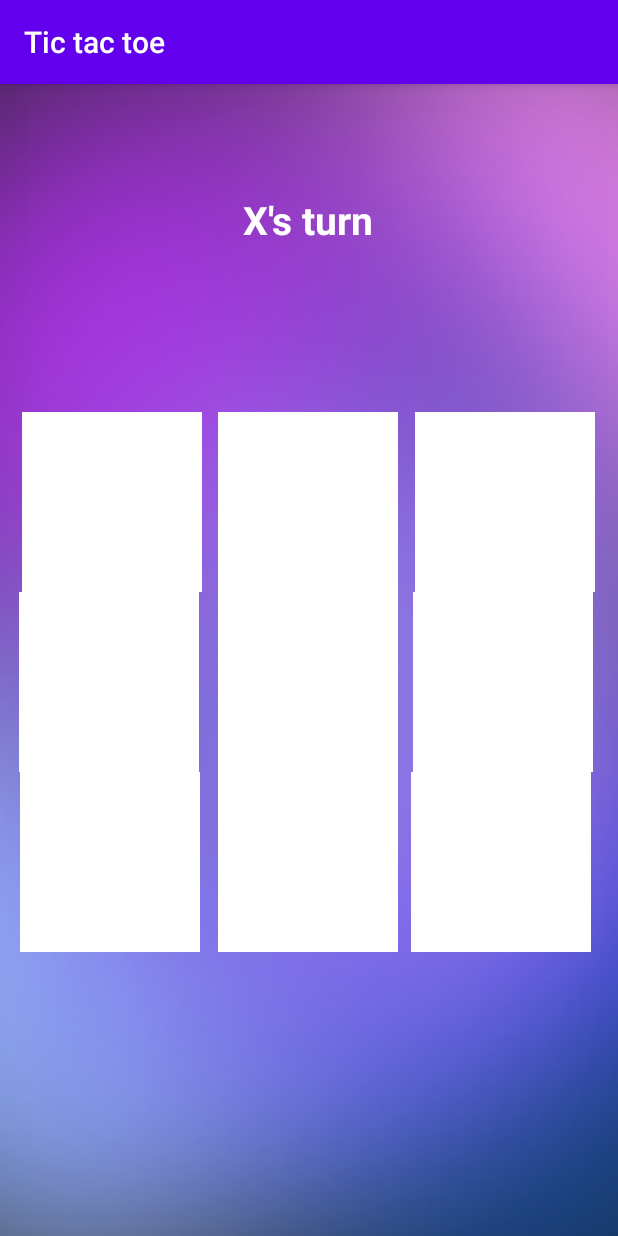
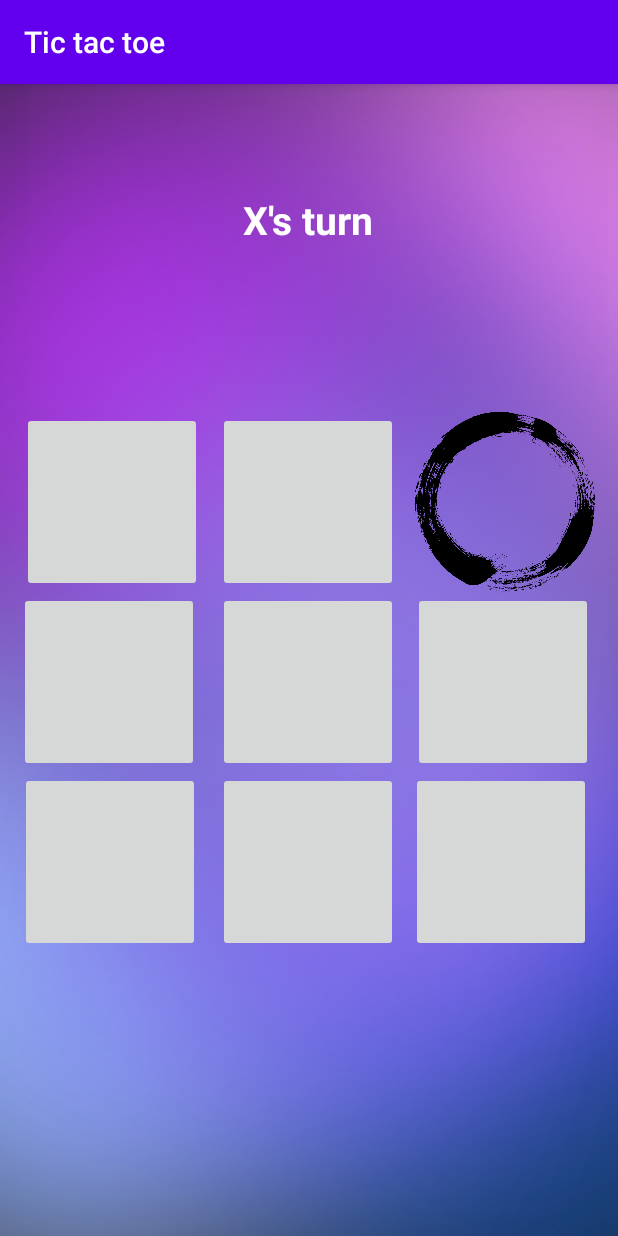
Before and after one commit to vinayak5002/Tic-tac-toe, an Android app: the GamePage screen opened directly, with no data from a screen before it, after a tap on "TODO", on a phone screen of 412 x 824 dp. Run offline under Robolectric (Android 15) with nearby library versions, the phone set to English and light mode, and no system bars.

Commit message:
added images to button on press

```diff
--- a/app/src/main/java/com/tic_tac_toe/app/GamePage.java
+++ b/app/src/main/java/com/tic_tac_toe/app/GamePage.java
@@ -33,20 +33,18 @@ public class GamePage extends AppCompatActivity {
         // Use this id to update in array a and call the getWinner method to find the winner
         int i = positions.get(view.getId()).getI();
         int j = positions.get(view.getId()).getJ();
-        Drawable cross = getResources().getDrawable(R.drawable.x);
-        Drawable circle = getResources().getDrawable(R.drawable.o);
 
 
         int winner;
 
         if(count %2 == 0){
-            button.setImageDrawable(cross);
+            button.setBackgroundResource(R.drawable.x);
             title.setText("O's turn");
             board[i][j] = 1;
             winner = determine.getWinner(board);
         }
         else{
-            button.setImageDrawable(circle);
+            button.setBackgroundResource(R.drawable.o);
             title.setText("X's turn");
             board[i][j] = 0;
             winner = determine.getWinner(board);
--- a/app/src/main/res/layout/game_page.xml
+++ b/app/src/main/res/layout/game_page.xml
@@ -31,7 +31,7 @@
         android:layout_marginEnd="4dp"
         android:onClick="press"
         android:textStyle="bold"
-        android:background="@color/white"
+
         app:layout_constraintBottom_toBottomOf="parent"
         app:layout_constraintEnd_toEndOf="parent"
         app:layout_constraintStart_toEndOf="@+id/_01"
@@ -45,7 +45,7 @@
         android:layout_height="120dp"
         android:onClick="press"
         android:textStyle="bold"
-        android:background="@color/white"
+
         app:layout_constraintEnd_toEndOf="parent"
         app:layout_constraintHorizontal_bias="0.498"
         app:layout_constraintStart_toStartOf="parent"
@@ -58,7 +58,7 @@
         android:layout_height="120dp"
         android:onClick="press"
         android:textStyle="bold"
-        android:background="@color/white"
+
         app:layout_constraintEnd_toEndOf="parent"
         app:layout_constraintHorizontal_bias="0.384"
         app:layout_constraintStart_toEndOf="@+id/_11"
@@ -71,7 +71,7 @@
         android:layout_height="120dp"
         android:onClick="press"
         android:textStyle="bold"
-        android:background="@color/white"
+
         app:layout_constraintEnd_toStartOf="@+id/_11"
         app:layout_constraintStart_toStartOf="parent"
         app:layout_constraintTop_toBottomOf="@+id/_00"
@@ -83,7 +83,7 @@
         android:layout_height="120dp"
         android:onClick="press"
         android:textStyle="bold"
-        android:background="@color/white"
+
         app:layout_constraintEnd_toStartOf="@+id/_21"
         app:layout_constraintHorizontal_bias="0.52"
         app:layout_constraintStart_toStartOf="parent"
@@ -96,7 +96,7 @@
         android:layout_height="120dp"
         android:onClick="press"
         android:textStyle="bold"
-        android:background="@color/white"
+
         app:layout_constraintBottom_toBottomOf="parent"
         app:layout_constraintEnd_toEndOf="parent"
         app:layout_constraintHorizontal_bias="0.498"
@@ -111,7 +111,7 @@
         android:layout_height="120dp"
         android:onClick="press"
         android:textStyle="bold"
-        android:background="@color/white"
+
         app:layout_constraintEnd_toEndOf="parent"
         app:layout_constraintHorizontal_bias="0.333"
         app:layout_constraintStart_toEndOf="@+id/_21"
@@ -124,7 +124,7 @@
         android:layout_height="120dp"
         android:layout_marginStart="4dp"
         android:onClick="press"
-        android:background="@color/white"
+
         app:layout_constraintBottom_toBottomOf="parent"
         app:layout_constraintEnd_toStartOf="@+id/_01"
         app:layout_constraintStart_toStartOf="parent"
@@ -138,7 +138,7 @@
         android:layout_width="120dp"
         android:layout_height="120dp"
         android:onClick="press"
-        android:background="@color/white"
+
         app:layout_constraintBottom_toBottomOf="parent"
         app:layout_constraintEnd_toEndOf="parent"
         app:layout_constraintHorizontal_bias="0.498"
```
